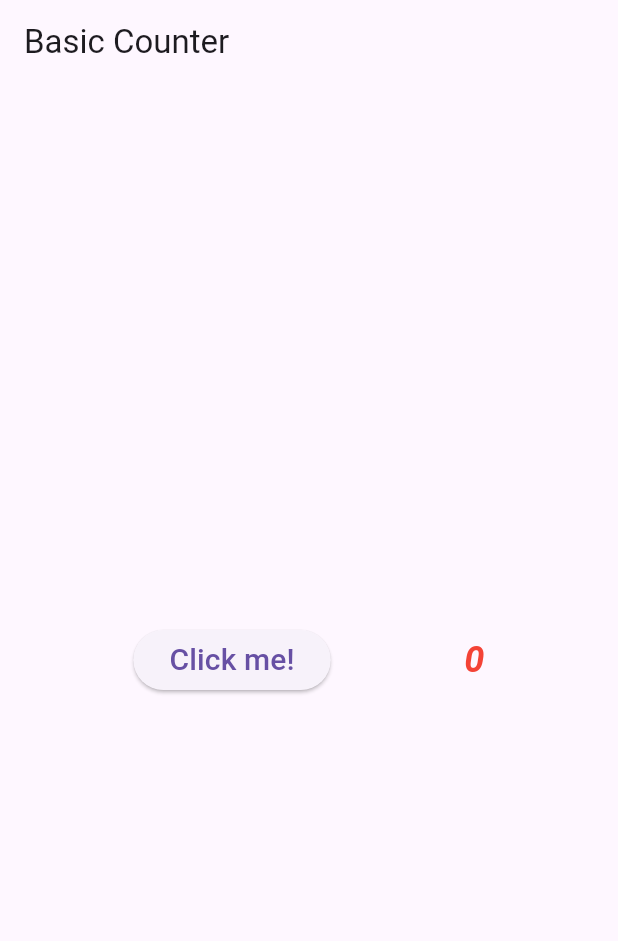
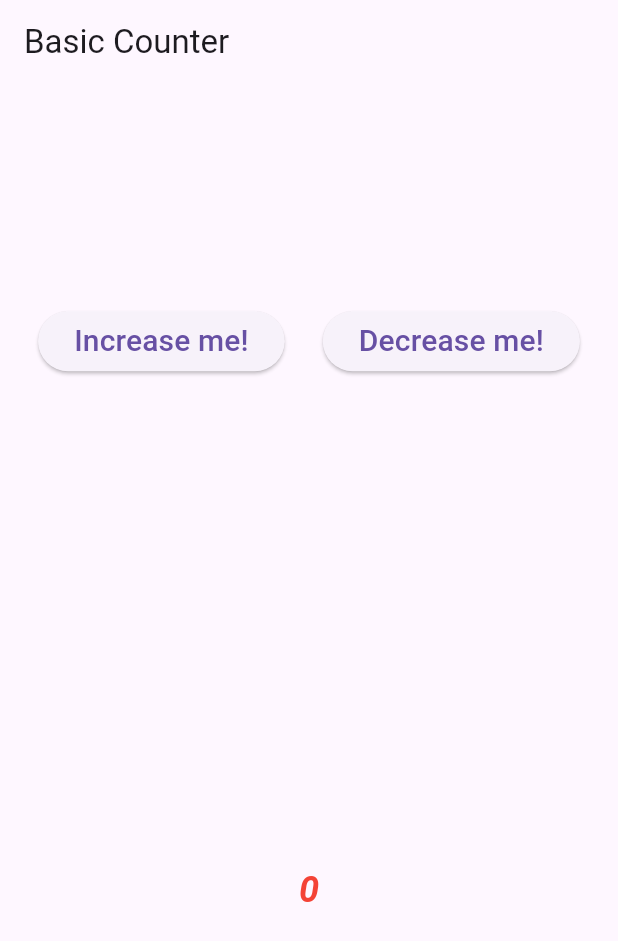
Before and after one commit to PMDM-Jaume-MoltoGallego/UD4_Taller1_BasicCounter, a Flutter app: the screen it shows after launch, on a phone screen of 412 x 824 dp. Shown: the top 941 px of the screen. Run offline on Flutter 3.47's test engine with Material 3 defaults, Android fonts, the phone set to English and light mode, and no system bars.

Commit message:
Actividades 1-4 realizadas

```diff
--- a/lib/main.dart
+++ b/lib/main.dart
@@ -14,6 +14,8 @@ class MyApp extends StatelessWidget {
   @override
   Widget build(BuildContext context){
     return MaterialApp(
+      //TODO ACT1 Eliminar el banner "debug" para que no se visualice en la aplicación.
+      debugShowCheckedModeBanner: false,
       title: _title,
       home: HomeScreen(),
     );
--- a/lib/screens/home_body.dart
+++ b/lib/screens/home_body.dart
@@ -11,14 +11,26 @@ class _HomeBodyState extends State<HomeBody>{
   int _counter = 0;
   double _fonstSize = 24.0;
 
+  //TODO ACT2 Cambiamos el "layout" conforme se nos pide en la act2
   @override
   Widget build(BuildContext context){
     return Center(
-      child: Row(
+      child: Column(
         mainAxisAlignment: MainAxisAlignment.spaceEvenly,
         children: [
-          _buttonIncreaseCounter(),
-          _showCounter(),
+          Row(
+            mainAxisAlignment: MainAxisAlignment.spaceEvenly,
+            children: [
+              _buttonIncreaseCounter(),
+              _buttonDecreaseCounter(),
+            ],
+          ),
+          //TODO ACT4 Metemos el showCounter en una sizeBox para que los otros dos botones no se muevan
+          const SizedBox(height: 30),
+          SizedBox(
+            height: 100,
+            child: _showCounter(),
+          )
         ],
       ),
     );
@@ -27,11 +39,33 @@ class _HomeBodyState extends State<HomeBody>{
 
   Widget _buttonIncreaseCounter(){
     return ElevatedButton(
-      child: const Text('Click me!', style: TextStyle(fontSize: 20.0)),
+      child: const Text('Increase me!', style: TextStyle(fontSize: 20.0)),
       onPressed: () => setState(() {
+        //TODO ACT4 Hacemos que aumente el tamaño
+        _fonstSize += 5;
         _counter++;
         if(_counter > 5){
+          //TODO ACT4 Hacemos que se resetee el tamaño
+          _fonstSize = 24;
           _counter = 0;
+          _showMessage('Counter was reset!');
+        }
+      }),
+    );
+  }
+
+  //TODO ACT2 Creamos el botón para que decremente y si el contador llega a -5 se reinicia
+  Widget _buttonDecreaseCounter(){
+    return ElevatedButton(
+      child: const Text('Decrease me!', style: TextStyle(fontSize: 20.0)),
+      onPressed: () => setState(() {
+        //TODO ACT4 Hacemos que disminuya el tamaño
+        _fonstSize -= 2;
+        _counter--;
+        if(_counter < -5){
+          _counter = 0;
+          //TODO ACT4 Hacemos que se resetee el tamaño
+          _fonstSize = 24;
           _showMessage('Counter was reset!');
         }
       }),
@@ -57,9 +91,19 @@ class _HomeBodyState extends State<HomeBody>{
 
     scaffoldMessenger.hideCurrentSnackBar();
 
+    //TODO ACT3 Modificamos y añadimos lo requerido en la act3
     scaffoldMessenger.showSnackBar(SnackBar(
+      //TODO Hacemos que el "recuadro" tenga los bordes redondos
+      shape : RoundedRectangleBorder(borderRadius: BorderRadius.circular(20.0)),
+      //TODO Hacemos que el rectángulo tenga un márgen definido con los lados
+      margin : EdgeInsets.all(40.0),
+      //TODO Hacemos que si el rectángulo lo deslizamos gacia la derecha o izquierda se cierre
+      dismissDirection : DismissDirection.horizontal,
+      //TODO Hacemos que el rectángulo dure un tiempo en específico
+      duration: Durations.short2,
       content: Text(msg, style: const TextStyle(color:  Colors.white)),
-      behavior: SnackBarBehavior.fixed,
+      //TODO Hacemos que el rectángulo aparezca como un popup de manera flotante, en vez de que salga desde abajo como antes
+      behavior: SnackBarBehavior.floating,
       backgroundColor: Colors.green,
     ));
   }
```
